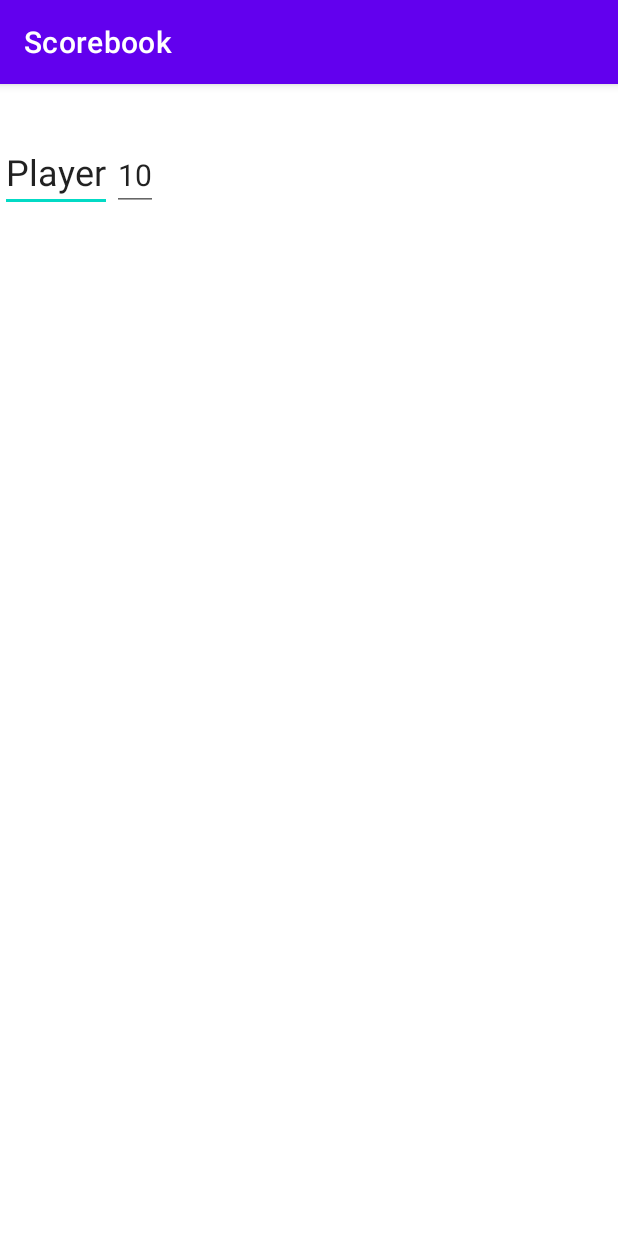
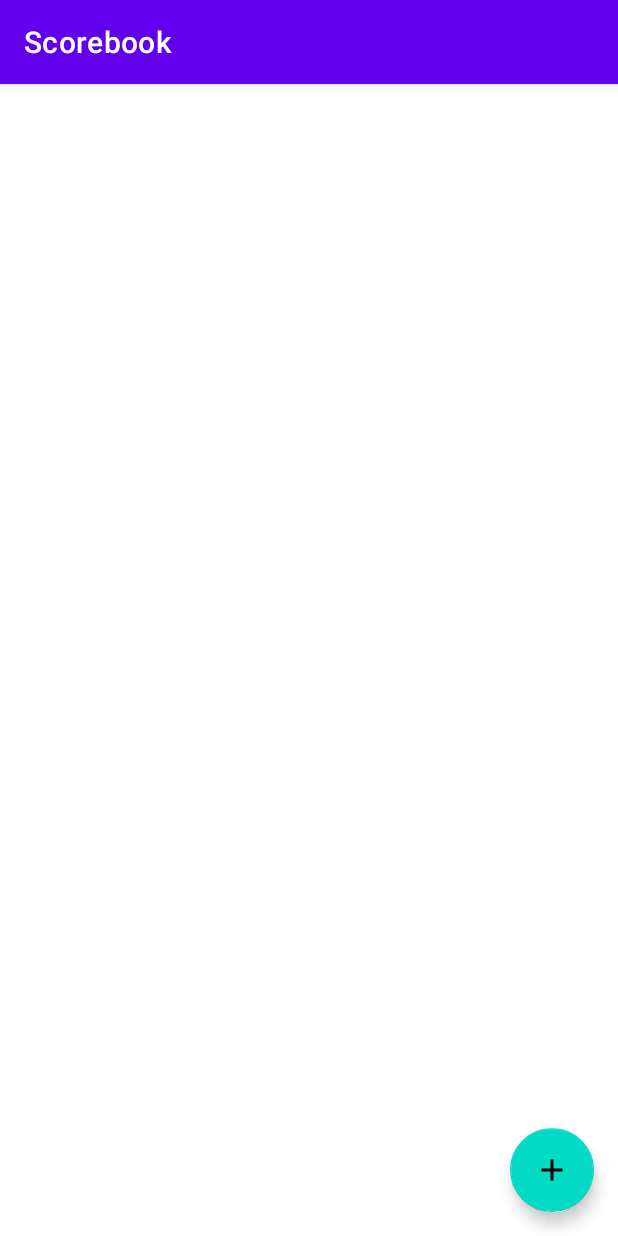
Before and after one commit to SaltyPineapple/Scorebook, an Android app: the GameActivity screen opened directly, with no data from a screen before it, on a phone screen of 412 x 824 dp. Run offline under Robolectric (Android 15) with nearby library versions, the phone set to English and light mode, and no system bars.

Commit message:
Add new round to game

```diff
--- a/app/src/main/java/com/example/scorebook/GameActivity.java
+++ b/app/src/main/java/com/example/scorebook/GameActivity.java
@@ -3,14 +3,21 @@ package com.example.scorebook;
 import androidx.appcompat.app.AppCompatActivity;
 
 import android.os.Bundle;
+import android.text.InputType;
+import android.view.View;
+import android.view.ViewGroup;
 import android.widget.EditText;
 import android.widget.TableLayout;
 import android.widget.TableRow;
 import android.widget.TextView;
 
+import com.google.android.material.floatingactionbutton.FloatingActionButton;
+import com.google.android.material.snackbar.Snackbar;
+
 public class GameActivity extends AppCompatActivity {
 
     public TextView mTitleTextView;
+    private int players;
 
     @Override
     protected void onCreate(Bundle savedInstanceState) {
@@ -21,27 +28,62 @@ public class GameActivity extends AppCompatActivity {
         mTitleTextView.setText(getIntent().getStringExtra("title"));
 
         int players = getIntent().getIntExtra("players", 0);
+        this.players = players;
 
 
-        init(players);
+        init();
+
+        FloatingActionButton fab = findViewById(R.id.fabNewRound);
+        fab.setOnClickListener(new View.OnClickListener() {
+            @Override
+            public void onClick(View v) {
+                newRound();
+                Snackbar.make(v, "Added round!", Snackbar.LENGTH_SHORT).setAction("Action", null).show();
+            }
+        });
 
 
     }
 
-    public void init(int players){
+    public void init(){
         TableLayout scoreTable = (TableLayout) findViewById(R.id.scoreTable);
-        for(int x=0; x<players-1; x++){
+        for(int x=0; x<players; x++){
             TableRow tbrow = new TableRow(this);
+            tbrow.setId(100 + x);
 
-            EditText etRow = new EditText(this);
-            etRow.setText("Player" + x+1);
-            etRow.setTextSize(24);
+            EditText etPlayerRow = new EditText(this);
+            String text = "Player " + (x+1);
+            etPlayerRow.setText(text);
+            etPlayerRow.setTextSize(24);
+            tbrow.addView(etPlayerRow);
 
-            tbrow.addView(etRow);
+            EditText etScoreRow = new EditText(this);
+            etScoreRow.setTextSize(24);
+            etScoreRow.setInputType(InputType.TYPE_CLASS_NUMBER);
+            etScoreRow.setMinWidth(100);
+            tbrow.addView(etScoreRow);
+            etScoreRow.getLayoutParams().width = ViewGroup.LayoutParams.WRAP_CONTENT;
 
             scoreTable.addView(tbrow);
 
         }
 
     }
+
+    public void newRound(){
+        TableLayout scoreTable = (TableLayout) findViewById(R.id.scoreTable);
+
+        for(int x=0; x<players; x++){
+            TableRow tbrow = findViewById(100+x);
+            EditText etScoreRow = new EditText(this);
+            etScoreRow.setTextSize(24);
+            etScoreRow.setMinWidth(100);
+            etScoreRow.setInputType(InputType.TYPE_CLASS_NUMBER);
+            tbrow.addView(etScoreRow);
+
+            etScoreRow.getLayoutParams().width = ViewGroup.LayoutParams.WRAP_CONTENT;
+            //scoreTable.addView(etRow);
+        }
+
+    }
 }
--- a/app/src/main/res/layout/activity_game.xml
+++ b/app/src/main/res/layout/activity_game.xml
@@ -39,18 +39,7 @@
                 android:id="@+id/scoreTable"
                 android:layout_width="wrap_content"
                 android:layout_height="match_parent">
-                <TableRow>
-                    <EditText
-                        android:layout_column="1"
-                        android:textSize="24sp"
-                        android:text="Player"
-                        />
-                    <EditText
-                        android:layout_column="2"
-                        android:textSize="20sp"
-                        android:text="10"
-                        />
-                </TableRow>
+
 
 
 
@@ -60,6 +49,15 @@
     </ScrollView>
 
 
-
+    <com.google.android.material.floatingactionbutton.FloatingActionButton
+        android:id="@+id/fabNewRound"
+        android:layout_width="wrap_content"
+        android:layout_height="wrap_content"
+        android:layout_gravity="bottom|end"
+        app:layout_constraintRight_toRightOf="parent"
+        app:layout_constraintBottom_toBottomOf="parent"
+        android:layout_margin="16dp"
+        app:srcCompat="@drawable/ic_new_game"
+        android:contentDescription="@string/new_round"/>
 
 </androidx.constraintlayout.widget.ConstraintLayout>
--- a/app/src/main/res/values/strings.xml
+++ b/app/src/main/res/values/strings.xml
@@ -11,6 +11,7 @@
     <string name="enter_titleHint">Enter Title</string>
     <string name="create_game">Create Game</string>
     <string name="game_title">Game Title:</string>
+    <string name="new_round">new round</string>
     <array name="game_images">
         <item>@drawable/img_baseball</item>
         <item>@drawable/img_badminton</item>
```
